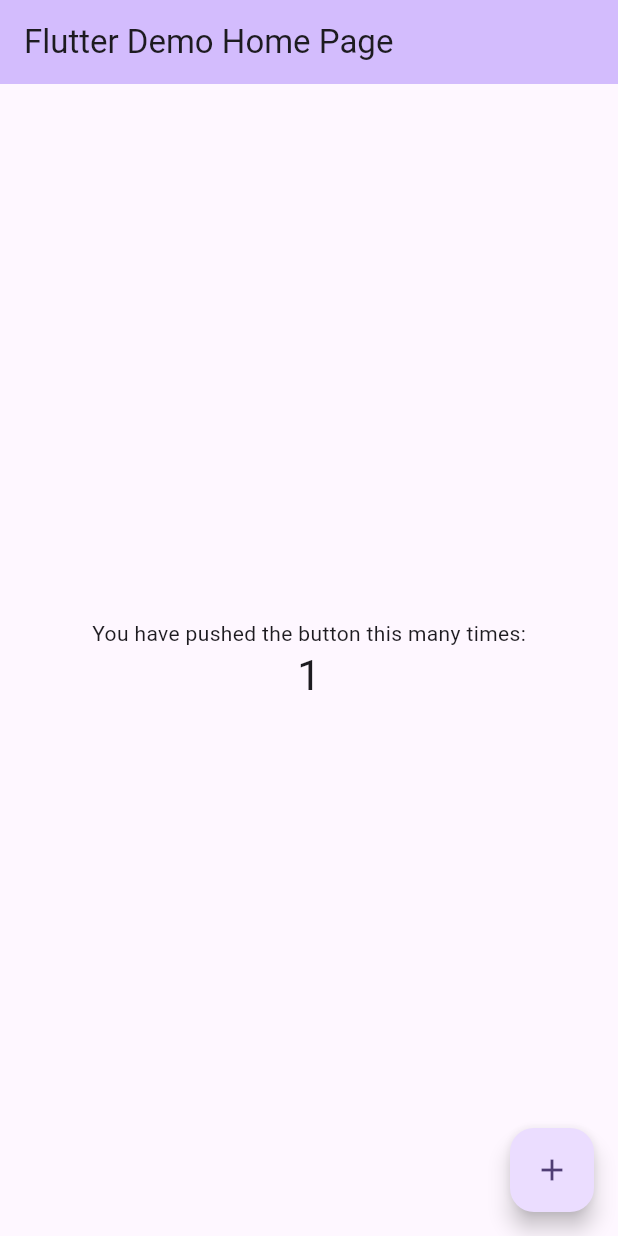
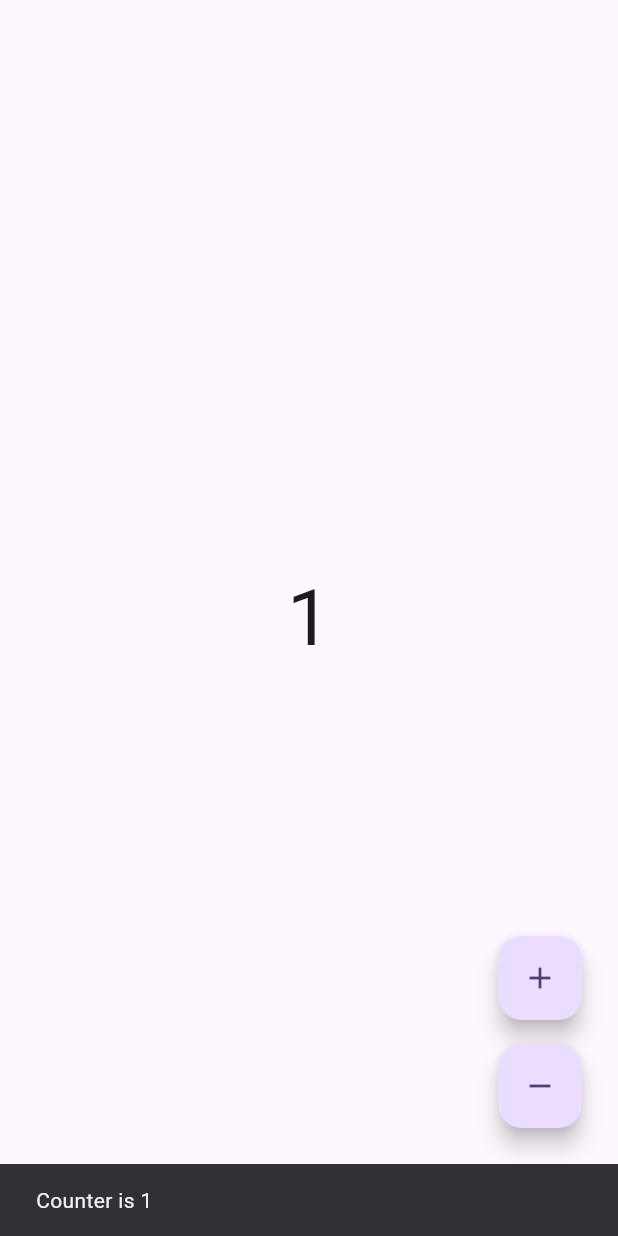
Before and after one commit to ErAbhi90/flutter_counter_bloc_cubit_demo, a Flutter app: the screen it shows after launch, after a tap on the "add" icon, on a phone screen of 412 x 824 dp. Run offline on Flutter 3.47's test engine with Material 3 defaults, Android fonts, the phone set to English and light mode, and no system bars; our stand-ins replace equatable, flutter_bloc.

Commit message:
Counter app functionality using Cubit

```diff
--- /dev/null
+++ b/lib/cubits/counter/counter_cubit.dart
@@ -0,0 +1,11 @@
+import 'package:equatable/equatable.dart';
+import 'package:flutter_bloc/flutter_bloc.dart';
+
+part 'counter_state.dart';
+
+class CounterCubit extends Cubit<CounterState> {
+  CounterCubit() : super(CounterState.initial());
+
+  void increment() => emit(state.copyWith(counter: state.counter + 1));
+  void decrement() => emit(state.copyWith(counter: state.counter - 1));
+}
--- /dev/null
+++ b/lib/cubits/counter/counter_state.dart
@@ -0,0 +1,24 @@
+part of 'counter_cubit.dart';
+
+class CounterState extends Equatable {
+  final int counter;
+  const CounterState({
+    required this.counter,
+  });
+
+  factory CounterState.initial() => CounterState(counter: 0);
+
+  @override
+  List<Object> get props => [counter];
+
+  @override
+  String toString() => 'CounterState(counter: $counter)';
+
+  CounterState copyWith({
+    int? counter,
+  }) {
+    return CounterState(
+      counter: counter ?? this.counter,
+    );
+  }
+}
--- a/lib/main.dart
+++ b/lib/main.dart
@@ -1,4 +1,7 @@
 import 'package:flutter/material.dart';
+import 'package:flutter_bloc/flutter_bloc.dart';
+import 'package:flutter_counter_bloc_cubit_demo/cubits/counter/counter_cubit.dart';
+import 'package:flutter_counter_bloc_cubit_demo/my_home_screen.dart';
 
 void main() {
   runApp(const MyApp());
@@ -7,119 +10,19 @@ void main() {
 class MyApp extends StatelessWidget {
   const MyApp({super.key});
 
-  // This widget is the root of your application.
   @override
   Widget build(BuildContext context) {
-    return MaterialApp(
-      title: 'Flutter Bloc Demo',
-      theme: ThemeData(
-        // This is the theme of your application.
-        //
-        // TRY THIS: Try running your application with "flutter run". You'll see
-        // the application has a purple toolbar. Then, without quitting the app,
-        // try changing the seedColor in the colorScheme below to Colors.green
-        // and then invoke "hot reload" (save your changes or press the "hot
-        // reload" button in a Flutter-supported IDE, or press "r" if you used
-        // the command line to start the app).
-        //
-        // Notice that the counter didn't reset back to zero; the application
-        // state is not lost during the reload. To reset the state, use hot
-        // restart instead.
-        //
-        // This works for code too, not just values: Most code changes can be
-        // tested with just a hot reload.
-        colorScheme: ColorScheme.fromSeed(seedColor: Colors.deepPurple),
-        useMaterial3: true,
+    return BlocProvider(
+      create: (context) => CounterCubit(),
+      child: MaterialApp(
+        debugShowCheckedModeBanner: false,
+        title: 'Counter Cubit',
+        theme: ThemeData(
+          colorScheme: ColorScheme.fromSeed(seedColor: Colors.deepPurple),
+          useMaterial3: true,
+        ),
+        home: MyHomeScreen(),
       ),
-      home: const MyHomePage(title: 'Flutter Demo Home Page'),
     );
   }
 }
-
-class MyHomePage extends StatefulWidget {
-  const MyHomePage({super.key, required this.title});
-
-  // This widget is the home page of your application. It is stateful, meaning
-  // that it has a State object (defined below) that contains fields that affect
-  // how it looks.
-
-  // This class is the configuration for the state. It holds the values (in this
-  // case the title) provided by the parent (in this case the App widget) and
-  // used by the build method of the State. Fields in a Widget subclass are
-  // always marked "final".
-
-  final String title;
-
-  @override
-  State<MyHomePage> createState() => _MyHomePageState();
-}
-
-class _MyHomePageState extends State<MyHomePage> {
-  int _counter = 0;
-
-  void _incrementCounter() {
-    setState(() {
-      // This call to setState tells the Flutter framework that something has
-      // changed in this State, which causes it to rerun the build method below
-      // so that the display can reflect the updated values. If we changed
-      // _counter without calling setState(), then the build method would not be
-      // called again, and so nothing would appear to happen.
-      _counter++;
-    });
-  }
-
-  @override
-  Widget build(BuildContext context) {
-    // This method is rerun every time setState is called, for instance as done
-    // by the _incrementCounter method above.
-    //
-    // The Flutter framework has been optimized to make rerunning build methods
-    // fast, so that you can just rebuild anything that needs updating rather
-    // than having to individually change instances of widgets.
-    return Scaffold(
-      appBar: AppBar(
-        // TRY THIS: Try changing the color here to a specific color (to
-        // Colors.amber, perhaps?) and trigger a hot reload to see the AppBar
-        // change color while the other colors stay the same.
-        backgroundColor: Theme.of(context).colorScheme.inversePrimary,
-        // Here we take the value from the MyHomePage object that was created by
-        // the App.build method, and use it to set our appbar title.
-        title: Text(widget.title),
-      ),
-      body: Center(
-        // Center is a layout widget. It takes a single child and positions it
-        // in the middle of the parent.
-        child: Column(
-          // Column is also a layout widget. It takes a list of children and
-          // arranges them vertically. By default, it sizes itself to fit its
-          // children horizontally, and tries to be as tall as its parent.
-          //
-          // Column has various properties to control how it sizes itself and
-          // how it positions its children. Here we use mainAxisAlignment to
-          // center the children vertically; the main axis here is the vertical
-          // axis because Columns are vertical (the cross axis would be
-          // horizontal).
-          //
-          // TRY THIS: Invoke "debug painting" (choose the "Toggle Debug Paint"
-          // action in the IDE, or press "p" in the console), to see the
-          // wireframe for each widget.
-          mainAxisAlignment: MainAxisAlignment.center,
-          children: <Widget>[
-            const Text(
-              'You have pushed the button this many times:',
-            ),
-            Text(
-              '$_counter',
-              style: Theme.of(context).textTheme.headlineMedium,
-            ),
-          ],
-        ),
-      ),
-      floatingActionButton: FloatingActionButton(
-        onPressed: _incrementCounter,
-        tooltip: 'Increment',
-        child: const Icon(Icons.add),
-      ), // This trailing comma makes auto-formatting nicer for build methods.
-    );
-  }
-}
--- /dev/null
+++ b/lib/my_home_screen.dart
@@ -0,0 +1,81 @@
+import 'package:flutter/material.dart';
+import 'package:flutter_bloc/flutter_bloc.dart';
+import 'package:flutter_counter_bloc_cubit_demo/cubits/counter/counter_cubit.dart';
+
+class MyHomeScreen extends StatelessWidget {
+  const MyHomeScreen({super.key});
+
+  @override
+  Widget build(BuildContext context) {
+    return Scaffold(
+      body:
+
+          /*
+      Center(
+        child:
+
+        Method one: Using extension method to access the state
+        This is not recommended as whole widget including the scaffold will rebuild
+        Text(
+          "${context.watch<CounterCubit>().state.counter}",
+          style: TextStyle(fontSize: 52.0),
+        ),
+
+        Method one: Optimized using Builder
+        To optimize this so that when counter is changed only the text widget rebuilds, we can use Builder with child as Text Widget
+        Builder(
+          builder: (context) {
+            final counterState = context.watch<CounterCubit>().state;
+            return Text(
+              "${counterState.counter}",
+              style: TextStyle(fontSize: 52.0),
+            );
+          },
+        ),
+
+
+        Method 2: When we use BlocBuilder, only the widget inside the builder will rebuild
+            BlocBuilder<CounterCubit, CounterState>(builder: (context, state) {
+          return Text(
+            "${state.counter}",
+            style: TextStyle(fontSize: 52.0),
+          );
+        }),
+      ),
+
+    */
+
+          BlocConsumer<CounterCubit, CounterState>(listener: (context, state) {
+        //This is to do stuff based on cubit state that basically needs an overlay like snackbar, dialog etc
+        final snackBar = SnackBar(content: Text('Counter is ${state.counter}'));
+        ScaffoldMessenger.of(context).showSnackBar(snackBar);
+      }, builder: (context, state) {
+        return Center(
+          child: Text(
+            "${state.counter}",
+            style: TextStyle(fontSize: 52.0),
+          ),
+        );
+      }),
+      floatingActionButton: Padding(
+        padding: const EdgeInsets.all(8.0),
+        child: Column(
+          spacing: 16.0,
+          mainAxisAlignment: MainAxisAlignment.end,
+          children: [
+            FloatingActionButton(
+              onPressed: () => context.read<CounterCubit>().increment(),
+              heroTag: 'increment',
+              child: Icon(Icons.add),
+            ),
+            FloatingActionButton(
+              onPressed: () => context.read<CounterCubit>().decrement(),
+              heroTag: 'decrement',
+              child: Icon(Icons.remove),
+            )
+          ],
+        ),
+      ),
+    );
+  }
+}
```
Also changed, not shown: pubspec.yaml (+5 -74 lines), pubspec.lock.
